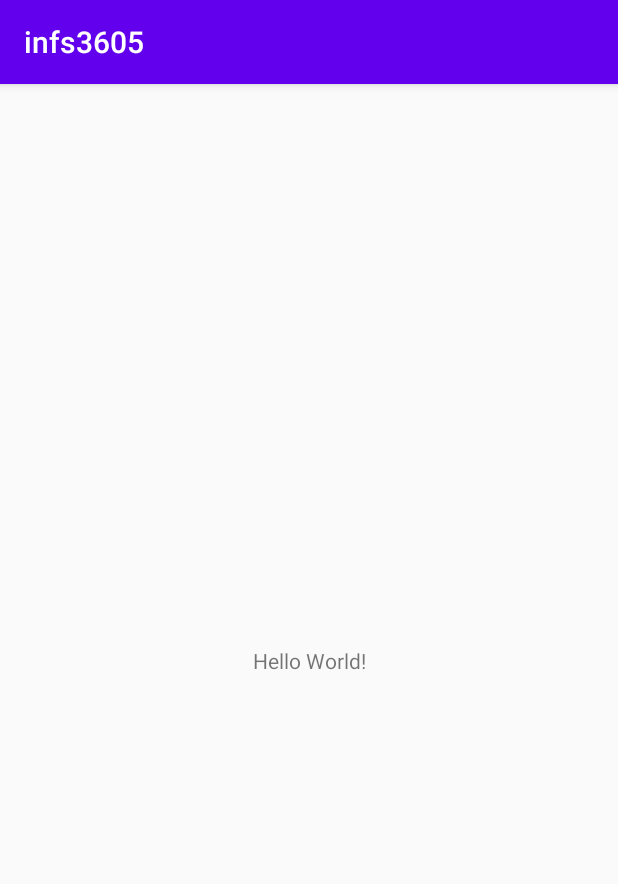
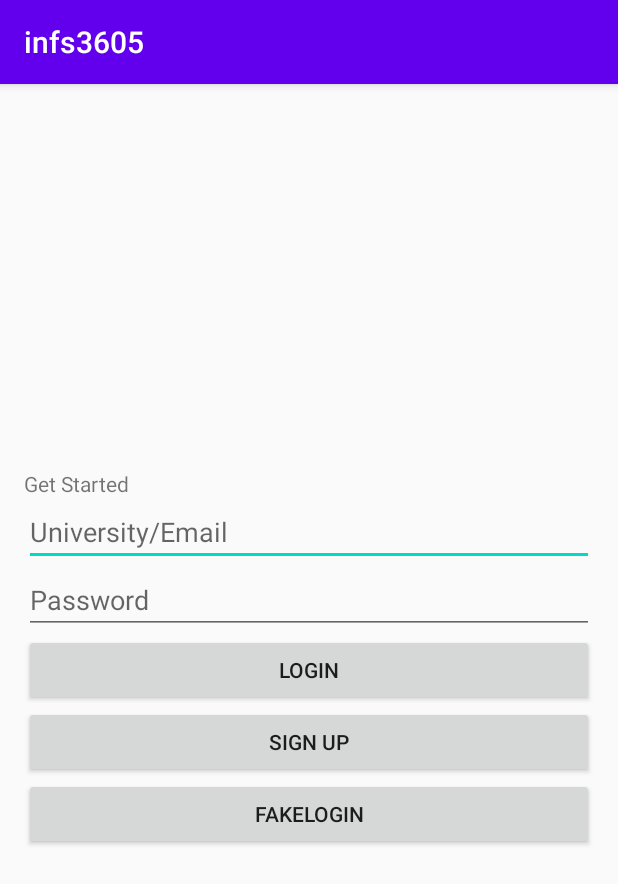
Before and after one commit to lewes5164312/infs3605, an Android app: the screen it shows after launch (MainActivity before the commit, LoginActivity after it), on a phone screen of 412 x 824 dp. Shown: the top 884 px of the screen. Run offline under Robolectric (Android 15) with nearby library versions, the phone set to English and light mode, and no system bars.

Commit message:
login/register/homepage/navbar initialised

```diff
--- a/app/app/build.gradle
+++ b/app/app/build.gradle
@@ -1,4 +1,5 @@
 apply plugin: 'com.android.application'
+apply plugin: 'com.google.gms.google-services'
 
 android {
     compileSdkVersion 30
@@ -6,7 +7,7 @@ android {
 
     defaultConfig {
         applicationId "com.example.infs3605"
-        minSdkVersion 14
+        minSdkVersion 16
         targetSdkVersion 30
         versionCode 1
         versionName "1.0"
@@ -26,8 +27,9 @@ dependencies {
     implementation fileTree(dir: "libs", include: ["*.jar"])
     implementation 'androidx.appcompat:appcompat:1.1.0'
     implementation 'androidx.constraintlayout:constraintlayout:1.1.3'
+    implementation 'com.google.android.material:material:1.1.0'
     testImplementation 'junit:junit:4.12'
     androidTestImplementation 'androidx.test.ext:junit:1.1.1'
     androidTestImplementation 'androidx.test.espresso:espresso-core:3.2.0'
-
+    implementation 'com.google.firebase:firebase-analytics:17.2.2'
 }
--- a/app/app/src/main/AndroidManifest.xml
+++ b/app/app/src/main/AndroidManifest.xml
@@ -1,6 +1,8 @@
 <?xml version="1.0" encoding="utf-8"?>
 <manifest xmlns:android="http://schemas.android.com/apk/res/android"
     package="com.example.infs3605">
+
+    <uses-permission android:name="android.permission.INTERNET" />
 
     <application
         android:allowBackup="true"
@@ -16,6 +18,9 @@
                 <category android:name="android.intent.category.LAUNCHER" />
             </intent-filter>
         </activity>
+        <activity android:name=".LoginActivity"/>
+        <activity android:name=".RegisterActivity"/>
+        <activity android:name=".HomeActivity"/>
     </application>
 
 </manifest>
--- /dev/null
+++ b/app/app/src/main/java/com/example/infs3605/LoginActivity.java
@@ -0,0 +1,26 @@
+package com.example.infs3605;
+
+import android.content.Intent;
+import android.os.Bundle;
+import android.view.View;
+
+import androidx.appcompat.app.AppCompatActivity;
+
+public class LoginActivity extends AppCompatActivity {
+    @Override
+    protected void onCreate(Bundle savedInstanceState) {
+        super.onCreate(savedInstanceState);
+        setContentView(R.layout.activity_login);
+    }
+
+    public void signupClick(View v) {
+        Intent intent = new Intent(getApplicationContext(), RegisterActivity.class);
+        startActivity(intent);
+    }
+
+    public void fakeLoginClick(View v) {
+        Intent intent = new Intent(getApplicationContext(), HomeActivity.class);
+        startActivity(intent);
+    }
+
+}
--- a/app/app/src/main/java/com/example/infs3605/MainActivity.java
+++ b/app/app/src/main/java/com/example/infs3605/MainActivity.java
@@ -2,14 +2,16 @@ package com.example.infs3605;
 
 import androidx.appcompat.app.AppCompatActivity;
 
+import android.content.Intent;
 import android.os.Bundle;
 
 public class MainActivity extends AppCompatActivity {
-//LEwes sucks dick
-    //yummy
+
     @Override
     protected void onCreate(Bundle savedInstanceState) {
         super.onCreate(savedInstanceState);
-        setContentView(R.layout.activity_main);
+        Intent intent = new Intent(getApplicationContext(), LoginActivity.class);
+        startActivity(intent);
+
     }
 }
--- /dev/null
+++ b/app/app/src/main/res/layout/activity_login.xml
@@ -0,0 +1,51 @@
+<?xml version="1.0" encoding="utf-8"?>
+
+<LinearLayout xmlns:android="http://schemas.android.com/apk/res/android"
+    android:layout_width="match_parent"
+    android:layout_height="match_parent"
+    xmlns:tools="http://schemas.android.com/tools"
+    android:gravity="center_vertical"
+    android:orientation="vertical"
+    android:padding="16dp"
+    tools:context=".LoginActivity">
+
+<TextView
+    android:layout_width="wrap_content"
+    android:layout_height="wrap_content"
+    android:text="Get Started"/>
+
+
+<EditText
+    android:id="@+id/email"
+    android:layout_width="match_parent"
+    android:layout_height="wrap_content"
+    android:hint="University/Email" />
+
+<EditText
+    android:id="@+id/password"
+    android:layout_width="match_parent"
+    android:layout_height="wrap_content"
+    android:hint="Password"
+    android:inputType="textPassword" />
+
+<Button
+    android:id="@+id/login"
+    android:layout_width="match_parent"
+    android:layout_height="wrap_content"
+    android:text="Login" />
+
+<Button
+    android:id="@+id/signup"
+    android:layout_width="match_parent"
+    android:layout_height="wrap_content"
+    android:text="Sign Up"
+    android:onClick="signupClick"/>
+
+<Button
+    android:id="@+id/fakeLogin"
+    android:layout_width="match_parent"
+    android:layout_height="wrap_content"
+    android:text="FakeLogin"
+    android:onClick="fakeLoginClick"/>
+
+</LinearLayout>
--- a/app/build.gradle
+++ b/app/build.gradle
@@ -6,7 +6,7 @@ buildscript {
     }
     dependencies {
         classpath "com.android.tools.build:gradle:4.0.0"
-
+        classpath 'com.google.gms:google-services:4.3.3'
         // NOTE: Do not place your application dependencies here; they belong
         // in the individual module build.gradle files
     }
```
Also changed, not shown: app/app/src/main/java/com/example/infs3605/HomeActivity.java (added, +13 -0 lines), app/app/src/main/java/com/example/infs3605/RegisterActivity.java (added, +14 -0 lines), app/app/src/main/res/layout/activity_home.xml (added, +27 -0 lines), app/app/src/main/res/layout/activity_register.xml (added, +91 -0 lines), app/app/src/main/res/menu/bottom_nav_menu.xml (added, +17 -0 lines), app/app/gradle/wrapper/gradle-wrapper.properties (added), 5 other files.
